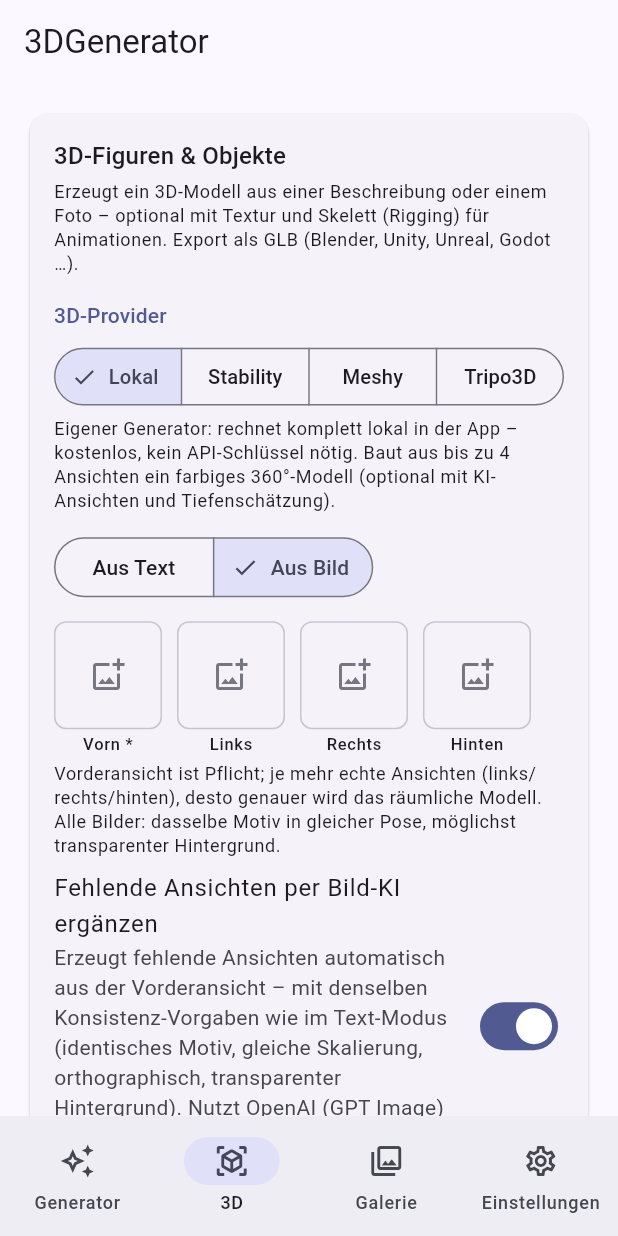
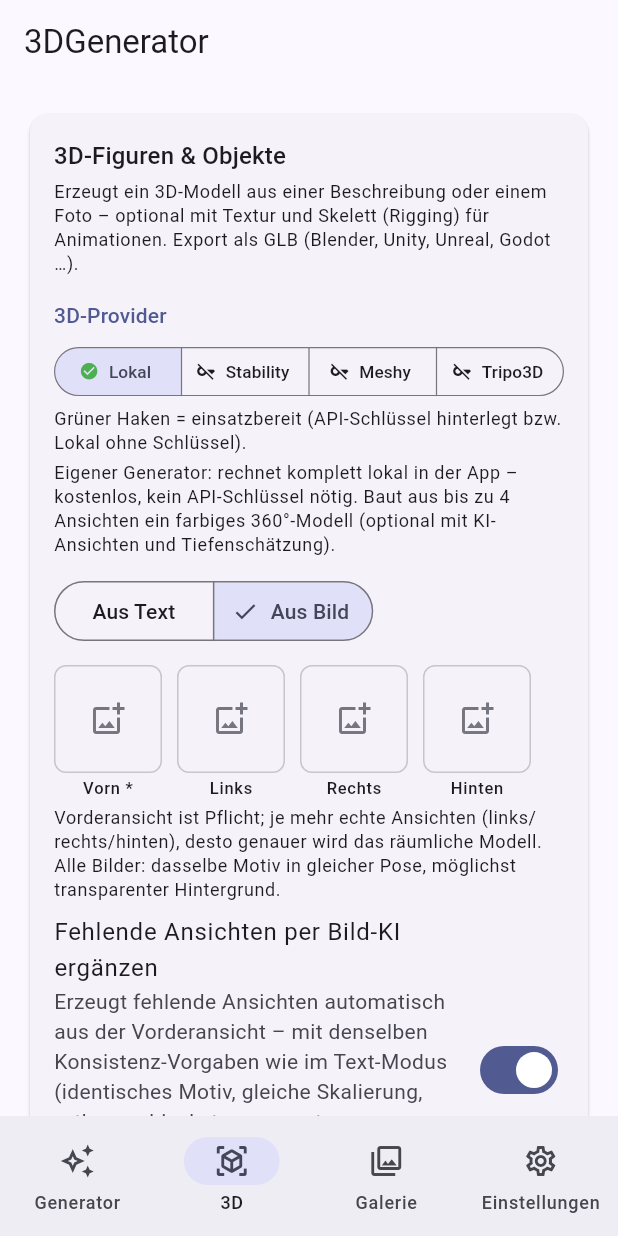
Before and after one commit to Alex1977-code/Bildgenerator, a Flutter app: the screen it shows after launch, item 2 of the bottom bar chosen, on a phone screen of 412 x 824 dp. Run offline on Flutter 3.47's test engine with Material 3 defaults, Android fonts, the phone set to English and light mode, and no system bars; our stand-ins replace flutter_secure_storage, image_picker, share_plus, shared_preferences, web; missing offline and left inert: dart:js_interop, desktop_drop, file_selector.

Commit message:
Provider-Verfügbarkeit mit grünem Haken + Fahrzeug-Rig (4 Räder)
- Die 3D-Provider-Auswahl zeigt je Segment einen grünen Haken, wenn
  der Provider einsatzbereit ist (API-Schlüssel hinterlegt; Lokal
  immer), sonst ein Schlüssel-Symbol – mit kurzer Legende darunter
- Neuer Figurtyp „Fahrzeug (4 Räder)“ fürs Auto-Rigging: Karosserie
  als dominanter Knochen plus vier Radgelenke mit Achsstummeln an den
  Ecken – die Räder lassen sich um ihre Achse drehen (Blender/Unity
  oder direkt in der App)
- Passende Rig-Pose für KI-Ansichten (Fahrzeug eben stehend, alle
  vier Räder frei sichtbar) und neue Testanimation „Fahren“:
  kontinuierliche Radrotation (eine Umdrehung je Periode, loopt
  sauber) mit leichtem Karosserie-Wippen – auch als glTF-Clip
  exportierbar

Co-Authored-By: Claude <noreply@anthropic.com>
Claude-Session: https://claude.ai/code/session_01X62YrZoYAAA7b7wtJTmR84

```diff
--- a/lib/screens/three_d_screen.dart
+++ b/lib/screens/three_d_screen.dart
@@ -913,20 +913,51 @@ class _ThreeDScreenState extends State<ThreeDScreen> {
                 FittedBox(
                   fit: BoxFit.scaleDown,
                   alignment: Alignment.centerLeft,
-                  child: SegmentedButton<String>(
-                    segments: const [
-                      ButtonSegment(value: 'local', label: Text('Lokal')),
+                  child: Builder(builder: (context) {
+                    // Grüner Haken = einsatzbereit (Schlüssel hinterlegt
+                    // bzw. Lokal ohne Schlüssel).
+                    Widget? ready(bool available) => available
+                        ? const Icon(Icons.check_circle,
+                            color: Colors.green, size: 16)
+                        : const Icon(Icons.key_off, size: 16);
+                    final hasMeshy =
+                        settings.meshyApiKey?.trim().isNotEmpty ?? false;
+                    final hasTripo =
+                        settings.tripoApiKey?.trim().isNotEmpty ?? false;
+                    return SegmentedButton<String>(
+                      showSelectedIcon: false,
+                      segments: [
                         ButtonSegment(
-                          value: 'stability', label: Text('Stability')),
-                      ButtonSegment(value: 'meshy', label: Text('Meshy')),
-                      ButtonSegment(value: 'tripo', label: Text('Tripo3D')),
+                            value: 'local',
+                            label: const Text('Lokal'),
+                            icon: ready(true)),
+                        ButtonSegment(
+                            value: 'stability',
+                            label: const Text('Stability'),
+                            icon: ready(settings
+                                .hasApiKeyFor(GenProvider.stability))),
+                        ButtonSegment(
+                            value: 'meshy',
+                            label: const Text('Meshy'),
+                            icon: ready(hasMeshy)),
+                        ButtonSegment(
+                            value: 'tripo',
+                            label: const Text('Tripo3D'),
+                            icon: ready(hasTripo)),
                       ],
                       selected: {settings.threeDProvider},
                       onSelectionChanged: _running
                           ? null
                           : (selection) =>
                               settings.setThreeDProvider(selection.first),
-                  ),
+                    );
+                  }),
+                ),
+                const SizedBox(height: 4),
+                Text(
+                  'Grüner Haken = einsatzbereit (API-Schlüssel hinterlegt '
+                  'bzw. Lokal ohne Schlüssel).',
+                  style: theme.textTheme.bodySmall,
                 ),
                 const SizedBox(height: 4),
                 Text(
--- a/lib/services/view_generator.dart
+++ b/lib/services/view_generator.dart
@@ -42,6 +42,9 @@ const rigPoseParts = {
       'gentle curves, head clearly visible at one end',
   'fish': 'full body fish with the body straight and horizontal, all '
       'fins spread and clearly visible',
+  'vehicle': 'complete vehicle standing level on the ground, all four '
+      'wheels fully visible and clearly separated from the body, seen '
+      'without any occlusion',
 };
 
 const _stagingPart = 'single subject only, perfectly centered, completely '
```
Also changed, not shown: lib/services/auto_rig.dart (+23 -0 lines), lib/services/preview_animations.dart (+15 -0 lines). Lines whose indentation alone changed are shown as unchanged.
